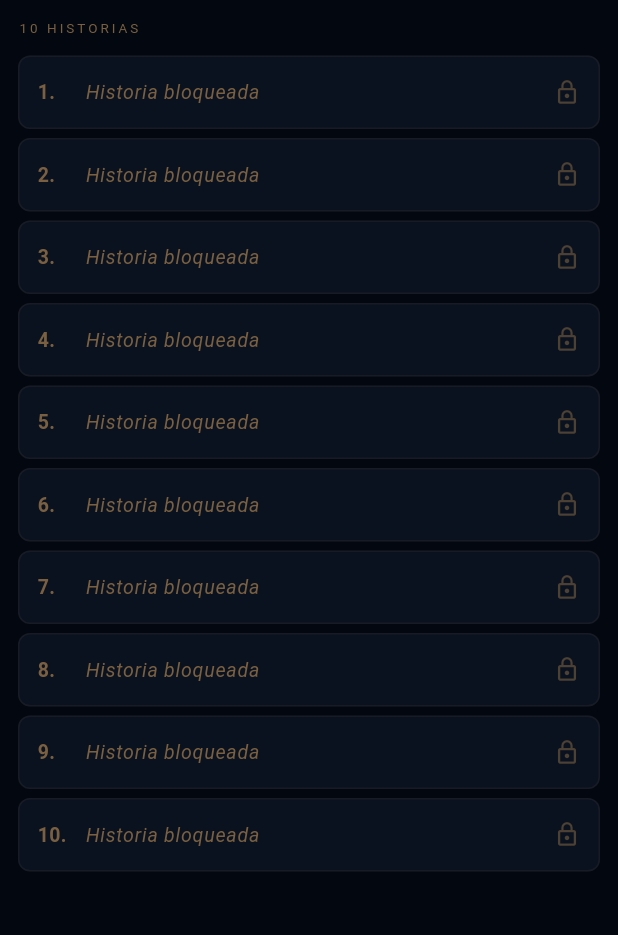
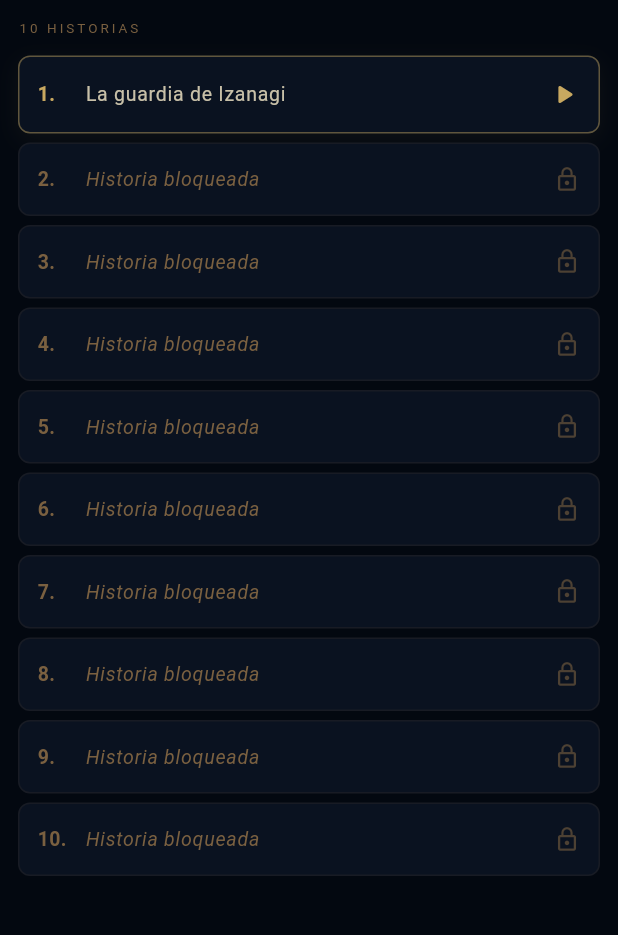
Before and after one commit to Daga89Mad/warzero, a Flutter app: the ModoHistoriaScreen screen opened directly, tab 2 chosen, on a phone screen of 412 x 824 dp, the part 156-1091 px from its top. Run offline on Flutter 3.47's test engine with Material 3 defaults, Android fonts, the phone set to English and light mode, and no system bars; our stand-ins replace cloud_firestore, firebase_auth, firebase_core, firebase_messaging, flutter_local_notifications, flutter_secure_storage and 2 more; accounts and stored records are empty; Roboto replaces fonts that are missing (Cinzel).

Commit message:
1.Historia Bionicos

```diff
--- a/lib/views/modo_historia_screen.dart
+++ b/lib/views/modo_historia_screen.dart
@@ -19,6 +19,7 @@ class _BatallaDisponible {
 
 const Map<String, _BatallaDisponible> _batallasDisponibles = {
   '1-1': _BatallaDisponible('humanos_1', 'Los hermanos del alba'),
+  '2-1': _BatallaDisponible('bionicos_1', 'La guardia de Izanagi'),
   '3-1': _BatallaDisponible('demonios_1', 'El asedio de Diente de Invierno'),
 };
 
```
